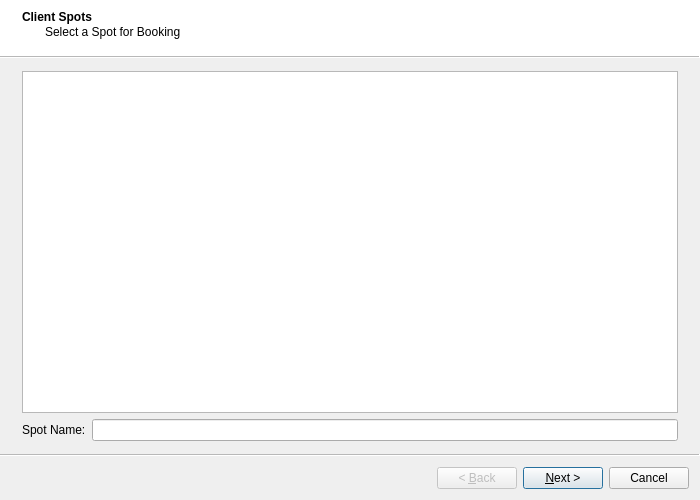
Qt form rave/Traffik/bookingwizard.ui (pgathogo/raven) before a commit.
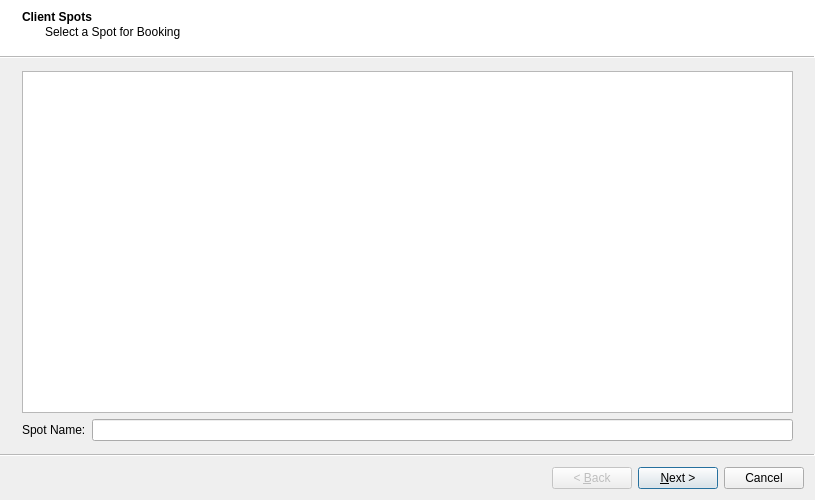
The same form after that commit.

Patch:
```diff
--- a/rave/Traffik/bookingwizard.ui
+++ b/rave/Traffik/bookingwizard.ui
@@ -6,19 +6,19 @@
    <rect>
     <x>0</x>
     <y>0</y>
-    <width>700</width>
+    <width>815</width>
     <height>500</height>
    </rect>
   </property>
   <property name="minimumSize">
    <size>
-    <width>700</width>
-    <height>490</height>
-   </size>
-  </property>
-  <property name="maximumSize">
-   <size>
     <width>750</width>
+    <height>490</height>
+   </size>
+  </property>
+  <property name="maximumSize">
+   <size>
+    <width>900</width>
     <height>500</height>
    </size>
   </property>
```
Left out of the diff: 183 changed lines with no effect on the pictures. Lines whose indentation alone changed are shown as unchanged.
